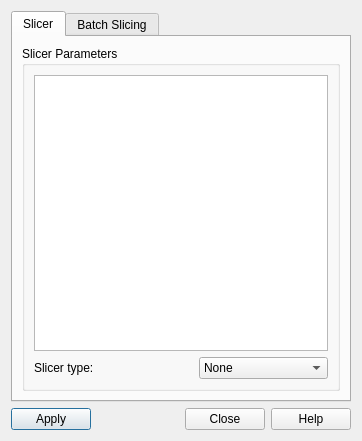
The window that src/sas/qtgui/Plotting/UI/SlicerParametersUI.ui (SasView/sasview) describes before a commit, drawn with Qt 5.
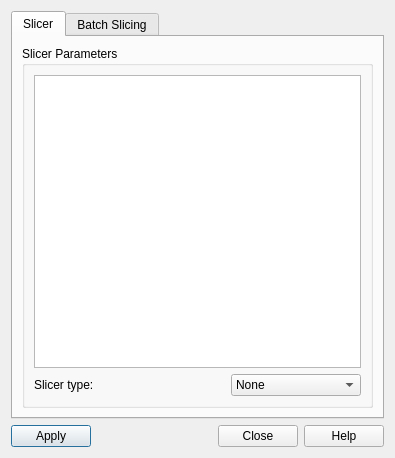
The same window after the commit. Icons and pictures are not drawn.

```diff
--- a/src/sas/qtgui/Plotting/UI/SlicerParametersUI.ui
+++ b/src/sas/qtgui/Plotting/UI/SlicerParametersUI.ui
@@ -6,8 +6,8 @@
    <rect>
     <x>0</x>
     <y>0</y>
-    <width>362</width>
-    <height>427</height>
+    <width>395</width>
+    <height>458</height>
    </rect>
   </property>
   <property name="sizePolicy">
```
Left out of the diff: 15 changed lines with no effect on the pictures.
